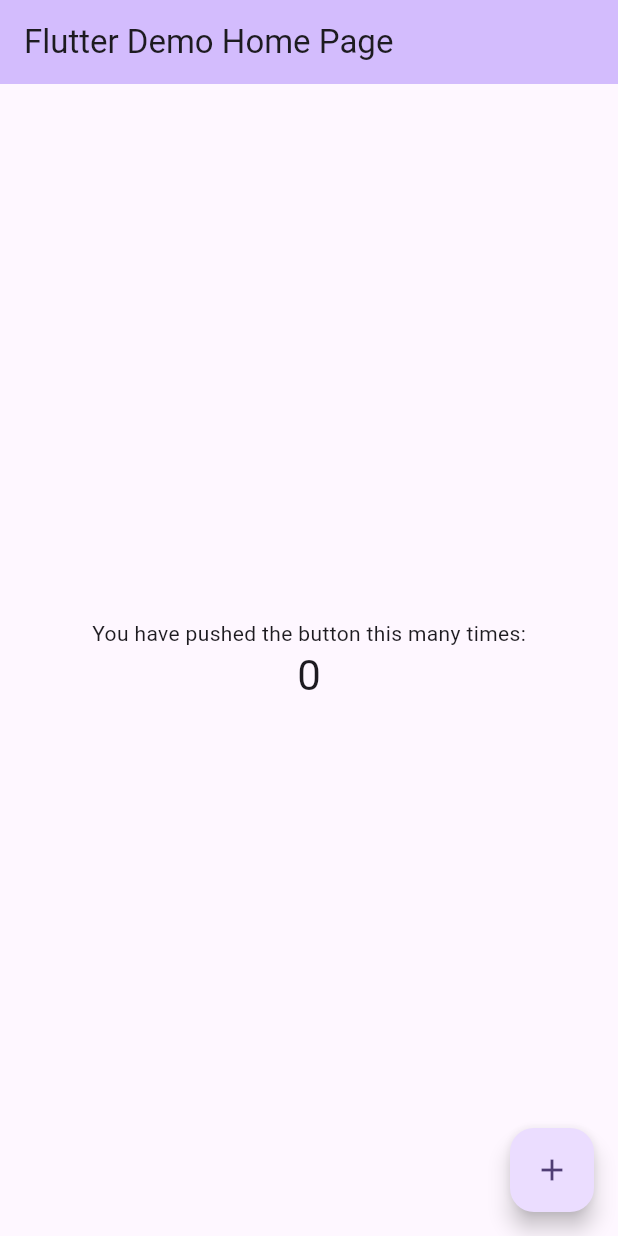
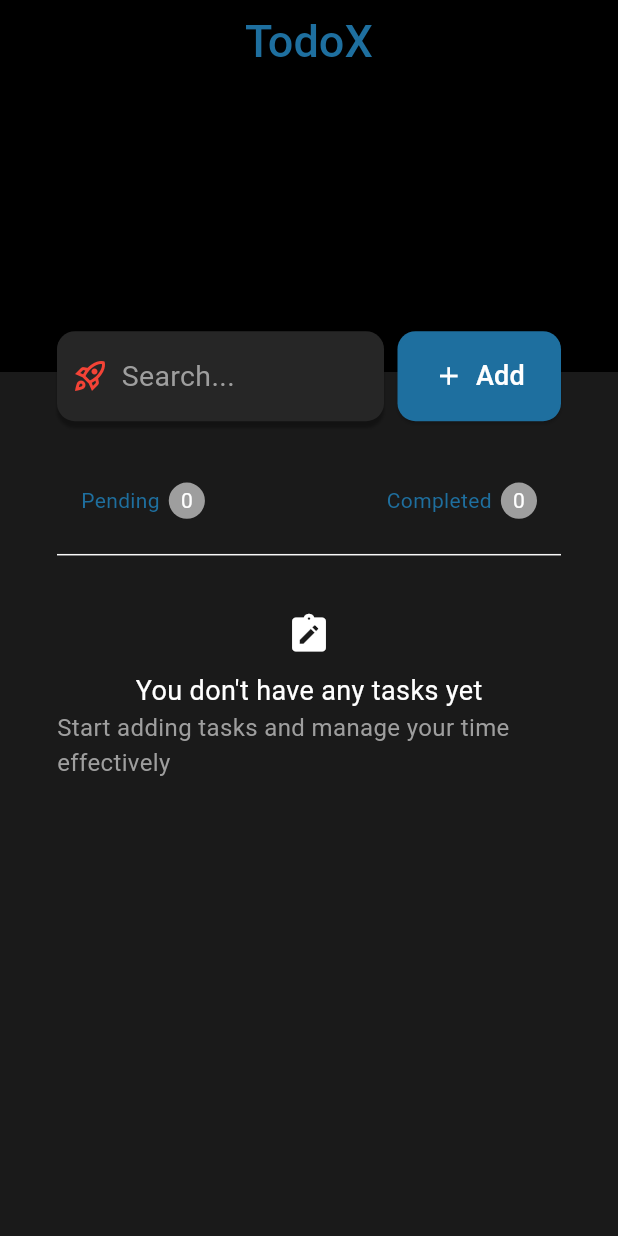
Before and after one commit to AparnaRajVR/Todox_app, a Flutter app: the screen it shows after launch, on a phone screen of 412 x 824 dp. Run offline on Flutter 3.47's test engine with Material 3 defaults, Android fonts, the phone set to English and light mode, and no system bars; our stand-ins replace cloud_firestore, firebase_core; missing offline and left inert: panara_dialogs; accounts and stored records are empty.

Commit message:
work on functionality

```diff
--- /dev/null
+++ b/lib/constants/const.dart
@@ -0,0 +1,9 @@
+ import 'package:flutter/material.dart';
+
+const primary= Color(0xff1E6F9F );
+
+const surface= Color(0xff1A1A1A );
+const onSurface=Color(0xffFFFFFF );
+const textcolor=Colors.grey;
+const background=Colors.black;
+const boxcolor= Color(0xff262626);
--- /dev/null
+++ b/lib/homepage_screen.dart
@@ -0,0 +1,92 @@
+import 'package:flutter/material.dart';
+import 'package:todo_app/constants/const.dart';
+import 'package:todo_app/services/firebase_service.dart';
+import 'package:todo_app/widgets/bottom_sheet.dart';
+import 'package:todo_app/widgets/search_bar.dart';
+import 'package:todo_app/widgets/statuscard.dart';
+import 'package:todo_app/widgets/stream_builder.dart';
+
+class HomepageScreen extends StatefulWidget {
+  const HomepageScreen({super.key});
+
+  @override
+  State<HomepageScreen> createState() => _HomepageScreenState();
+}
+
+class _HomepageScreenState extends State<HomepageScreen> {
+
+  @override
+  Widget build(BuildContext context) {
+    return Scaffold(
+      appBar: AppBar(backgroundColor: background,
+      title: Text("TodoX",style: TextStyle(color: primary,fontSize: 30,fontWeight: FontWeight.w500),),centerTitle: true,),
+      body: Stack(
+        children: [
+          Column(
+            children: [
+              Expanded(child: Container(color: background)),
+              Expanded(flex: 3, child: Container(color: Color(0xff1A1A1A))),
+            ],
+          ),
+          Positioned(
+            top: MediaQuery.of(context).size.height * 0.2,
+            left: 16,
+            right: 16,
+            bottom: 16,
+            child: Padding(
+              padding: const EdgeInsets.only(left: 22, right: 22),
+              child: Column(
+                children: [
+                  Row(
+                    children: [
+                      Expanded(flex: 2, child: searchbar()),
+                      SizedBox(width: 9),
+                      Expanded(
+                        child: ElevatedButton.icon(
+                          style: ElevatedButton.styleFrom(
+                            backgroundColor: primary,
+                            foregroundColor: onSurface,
+                            shape: RoundedRectangleBorder(
+                              borderRadius: BorderRadius.circular(12),
+                            ),
+                            padding: EdgeInsets.all(17),
+                          ),
+
+                          onPressed: () {
+                            bottomSheet(context);
+                          },
+
+                          label: Text(
+                            "Add",
+                            style: TextStyle(color: onSurface, fontSize: 18),
+                          ),
+                          icon: Icon(
+                            Icons.add,
+                            color: onSurface,
+                            size: 20,
+                            weight: 28.0,
+                          ),
+                        ),
+                      ),
+                    ],
+                  ),
+                  SizedBox(height: 25),
+                  Expanded(child: TaskStreamWidget()),
+
+
+                                  ],
+                                ),
+                              ),
+
+
+//
+                  ),
+                ],
+              ),
+            );
+
+
+
+
+  }
+}
--- a/lib/main.dart
+++ b/lib/main.dart
@@ -1,123 +1,26 @@
+import 'package:firebase_core/firebase_core.dart';
 import 'package:flutter/material.dart';
+import 'package:todo_app/firebase_options.dart';
+import 'package:todo_app/splash_screen.dart';
 
-void main() {
-  runApp(const MyApp());
+void main() async {
+  WidgetsFlutterBinding.ensureInitialized();
+  await Firebase.initializeApp(options: DefaultFirebaseOptions.currentPlatform);
+  runApp(const TodoApp());
 }
 
-class MyApp extends StatelessWidget {
-  const MyApp({super.key});
+class TodoApp extends StatelessWidget {
+  const TodoApp({super.key});
 
-  // This widget is the root of your application.
   @override
   Widget build(BuildContext context) {
     return MaterialApp(
-      title: 'Flutter Demo',
-      theme: ThemeData(
-        // This is the theme of your application.
-        //
-        // TRY THIS: Try running your application with "flutter run". You'll see
-        // the application has a purple toolbar. Then, without quitting the app,
-        // try changing the seedColor in the colorScheme below to Colors.green
-        // and then invoke "hot reload" (save your changes or press the "hot
-        // reload" button in a Flutter-supported IDE, or press "r" if you used
-        // the command line to start the app).
-        //
-        // Notice that the counter didn't reset back to zero; the application
-        // state is not lost during the reload. To reset the state, use hot
-        // restart instead.
-        //
-        // This works for code too, not just values: Most code changes can be
-        // tested with just a hot reload.
-        colorScheme: ColorScheme.fromSeed(seedColor: Colors.deepPurple),
-        useMaterial3: true,
-      ),
-      home: const MyHomePage(title: 'Flutter Demo Home Page'),
+      title: "Todox",
+      debugShowCheckedModeBanner: false,
+      darkTheme: ThemeData.dark(),
+
+      themeMode: ThemeMode.dark,
+      home: SplashScreen(),
     );
   }
 }
-
-class MyHomePage extends StatefulWidget {
-  const MyHomePage({super.key, required this.title});
-
-  // This widget is the home page of your application. It is stateful, meaning
-  // that it has a State object (defined below) that contains fields that affect
-  // how it looks.
-
-  // This class is the configuration for the state. It holds the values (in this
-  // case the title) provided by the parent (in this case the App widget) and
-  // used by the build method of the State. Fields in a Widget subclass are
-  // always marked "final".
-
-  final String title;
-
-  @override
-  State<MyHomePage> createState() => _MyHomePageState();
-}
-
-class _MyHomePageState extends State<MyHomePage> {
-  int _counter = 0;
-
-  void _incrementCounter() {
-    setState(() {
-      // This call to setState tells the Flutter framework that something has
-      // changed in this State, which causes it to rerun the build method below
-      // so that the display can reflect the updated values. If we changed
-      // _counter without calling setState(), then the build method would not be
-      // called again, and so nothing would appear to happen.
-      _counter++;
-    });
-  }
-
-  @override
-  Widget build(BuildContext context) {
-    // This method is rerun every time setState is called, for instance as done
-    // by the _incrementCounter method above.
-    //
-    // The Flutter framework has been optimized to make rerunning build methods
-    // fast, so that you can just rebuild anything that needs updating rather
-    // than having to individually change instances of widgets.
-    return Scaffold(
-      appBar: AppBar(
-        // TRY THIS: Try changing the color here to a specific color (to
-        // Colors.amber, perhaps?) and trigger a hot reload to see the AppBar
-        // change color while the other colors stay the same.
-        backgroundColor: Theme.of(context).colorScheme.inversePrimary,
-        // Here we take the value from the MyHomePage object that was created by
-        // the App.build method, and use it to set our appbar title.
-        title: Text(widget.title),
-      ),
-      body: Center(
-        // Center is a layout widget. It takes a single child and positions it
-        // in the middle of the parent.
-        child: Column(
-          // Column is also a layout widget. It takes a list of children and
-          // arranges them vertically. By default, it sizes itself to fit its
-          // children horizontally, and tries to be as tall as its parent.
-          //
-          // Column has various properties to control how it sizes itself and
-          // how it positions its children. Here we use mainAxisAlignment to
-          // center the children vertically; the main axis here is the vertical
-          // axis because Columns are vertical (the cross axis would be
-          // horizontal).
-          //
-          // TRY THIS: Invoke "debug painting" (choose the "Toggle Debug Paint"
-          // action in the IDE, or press "p" in the console), to see the
-          // wireframe for each widget.
-          mainAxisAlignment: MainAxisAlignment.center,
-          children: <Widget>[
-            const Text('You have pushed the button this many times:'),
-            Text(
-              '$_counter',
-              style: Theme.of(context).textTheme.headlineMedium,
-            ),
-          ],
-        ),
-      ),
-      floatingActionButton: FloatingActionButton(
-        onPressed: _incrementCounter,
-        tooltip: 'Increment',
-        child: const Icon(Icons.add),
-      ), // This trailing comma makes auto-formatting nicer for build methods.
-    );
-  }
-}
--- /dev/null
+++ b/lib/widgets/search_bar.dart
@@ -0,0 +1,42 @@
+import 'package:flutter/material.dart';
+import 'package:todo_app/constants/const.dart';
+
+class searchbar extends StatelessWidget {
+  const searchbar({
+    super.key,
+  });
+
+  @override
+  Widget build(BuildContext context) {
+    return Container(
+      height: 60,
+      decoration: BoxDecoration(
+        color:boxcolor,
+        borderRadius: BorderRadius.circular(12),
+        boxShadow: [
+          BoxShadow(
+            color: background.withOpacity(0.3),
+            blurRadius: 1,
+            offset: Offset(0, 4),
+          ),
+        ],
+      ),
+
+      child: Padding(
+        padding: const EdgeInsets.all(10.0),
+        child: Row(
+          mainAxisAlignment: MainAxisAlignment.start,
+
+          children: [
+            Icon(Icons.rocket_launch_outlined, color:Colors.red),
+            SizedBox(width: 9),
+            Text(
+              "Search...",
+              style: TextStyle(color: Colors.grey, fontSize: 19),
+            ),
+          ],
+        ),
+      ),
+    );
+  }
+}
--- /dev/null
+++ b/lib/widgets/statuscard.dart
@@ -0,0 +1,29 @@
+
+import 'package:flutter/material.dart';
+import 'package:todo_app/constants/const.dart';
+
+class StatusCard extends StatelessWidget {
+  final String label;
+  final int count;
+  const StatusCard({super.key, required this.label, required this.count});
+
+  @override
+  Widget build(BuildContext context) {
+    return Container(
+      padding: EdgeInsets.symmetric(horizontal: 16, vertical: 10),
+      decoration: BoxDecoration(),
+      child: Row(
+        mainAxisAlignment: MainAxisAlignment.start,
+        children: [
+          Text(label, style: TextStyle(color: primary)),
+          SizedBox(width: 6),
+          Container(
+            padding: EdgeInsets.all(8),
+            decoration: BoxDecoration(shape: BoxShape.circle, color: textcolor),
+            child: Text(count.toString(), style: TextStyle(color: onSurface)),
+          ),
+        ],
+      ),
+    );
+  }
+}
--- /dev/null
+++ b/lib/widgets/stream_builder.dart
@@ -0,0 +1,189 @@
+
+import 'package:cloud_firestore/cloud_firestore.dart';
+import 'package:flutter/material.dart';
+import 'package:panara_dialogs/panara_dialogs.dart';
+import 'package:todo_app/constants/const.dart';
+import 'package:todo_app/services/firebase_service.dart';
+import 'package:todo_app/widgets/bottom_sheet.dart';
+import 'package:todo_app/widgets/statuscard.dart';
+
+class TaskStreamWidget extends StatelessWidget {
+  const TaskStreamWidget({super.key});
+
+  @override
+  Widget build(BuildContext context) {
+    return StreamBuilder<QuerySnapshot>(
+      stream: FirebaseService.gettask(),
+      builder: (context, snapshot) {
+        // Handle loading and error states
+        if (!snapshot.hasData || snapshot.data == null) {
+          return SizedBox.shrink();
+        }
+
+        final tasks = snapshot.data!.docs;
+
+        // If no tasks exist, show empty state
+        if (tasks.isEmpty) {
+          return Column(
+            children: [
+              // Status cards with zero counts
+              Row(
+                mainAxisAlignment: MainAxisAlignment.spaceBetween,
+                children: [
+                  StatusCard(label: "Pending", count: 0),
+                  StatusCard(label: "Completed", count: 0),
+                ],
+              ),
+              Divider(color: textcolor[50]),
+              SizedBox(height: 30),
+              // Empty state message
+              Column(
+                children: [
+                  Icon(Icons.note_alt, size: 30, color: onSurface),
+                  SizedBox(height: 10),
+                  Text(
+                    "You don't have any tasks yet",
+                    style: TextStyle(color: onSurface, fontSize: 18),
+                  ),
+                  Text(
+                    "Start adding tasks and manage your time effectively",
+                    style: TextStyle(color: textcolor, fontSize: 16),
+                  ),
+                ],
+              ),
+            ],
+          );
+        }
+
+        // Calculate counts for status cards
+        int pendingCount = 0;
+        int completedCount = 0;
+
+        for (var task in tasks) {
+          final taskdata = task.data() as Map<String, dynamic>?;
+          if (taskdata != null) {
+            if (taskdata["status"] == 'pending') {
+              pendingCount++;
+            } else if (taskdata["status"] == 'completed') {
+              completedCount++;
+            }
+          }
+        }
+
+        return Column(
+          children: [
+            // Status Cards
+            Row(
+              mainAxisAlignment: MainAxisAlignment.spaceBetween,
+              children: [
+                StatusCard(label: "Pending", count: pendingCount),
+                StatusCard(label: "Completed", count: completedCount),
+              ],
+            ),
+
+            Divider(color: textcolor[50]),
+            SizedBox(height: 30),
+
+            // Task List
+            Expanded(
+              child: ListView.builder(
+                itemCount: tasks.length,
+                itemBuilder: (context, index) {
+                  final taskdoc = tasks[index];
+                  final taskdata = taskdoc.data() as Map<String, dynamic>?;
+                  final taskStatus = taskdata?['status'] ?? 'pending';
+                  bool ischecked = taskStatus == 'completed';
+
+                  return Card(
+                    margin: EdgeInsets.fromLTRB(8, 10, 10, 8),
+                    color: boxcolor,
+                    shape: RoundedRectangleBorder(
+                      borderRadius: BorderRadius.circular(12),
+                    ),
+                    child: ListTile(
+                      leading: Checkbox(
+                        value: ischecked,
+                        onChanged: (bool? value)async {
+                          if (value != null) {
+      try {
+        String newStatus = value ? 'completed' : 'pending';
+        await FirebaseService.updatetaskstatus(taskdoc.id, newStatus);
+      } catch (e) {
+        ScaffoldMessenger.of(context).showSnackBar(
+          SnackBar(
+            content: Text('Failed to update task'),
+            backgroundColor: Colors.red,
+          ),
+        );
+      }
+    }
+
+                        },
+                        activeColor: primary,
+                        shape: CircleBorder(),
+                      ),
+                      title: Text(
+                        taskdata?['name'] ?? 'Unnamed task',
+                        style: TextStyle(
+                          color: onSurface,
+                          fontSize: 18,
+                          decoration: ischecked? TextDecoration.lineThrough:TextDecoration.none
+                        ),
+                      ),
+                      trailing: Row(
+                        mainAxisSize: MainAxisSize.min,
+                        children: [
+                          IconButton(
+                            onPressed: () {
+                              bottomSheet(context,isEditing: true,
+                              taskid: taskdata?['taskid'],
+                              existingTask: taskdata?['name']);
+                            },
+                            icon: Icon(Icons.edit_outlined,size: 17, ),
+                          ),
+                          IconButton(
+                            onPressed: () {
+                              PanaraConfirmDialog.show(
+    context,
+    title: "Delete Task",
+    message: "Are you sure you want to delete '${taskdata?['name']}'",
+    confirmButtonText: "Delete",
+    cancelButtonText: "Cancel",
+    onTapCancel: () {
+        Navigator.pop(context);
+    },
+    onTapConfirm: ()async {
+        Navigator.pop(context);
+        try{
+          await FirebaseService.deletetask(taskdoc.id);
+          ScaffoldMessenger.of(context).showSnackBar(SnackBar(content: Text("Task deleted successfully"),backgroundColor: Colors.green,),
+          );
+        }
+        catch(e){
+          ScaffoldMessenger.of(context).showSnackBar(SnackBar(content: Text("failed to delete: $e"),
+          backgroundColor: Colors.red)
+          )
+          ;
+        }
+    },
+    imagePath: 'assets/images/delete_img.png',
+
+    panaraDialogType: PanaraDialogType.normal,
+    barrierDismissible: false,
+);
+                            },
+                            icon: Icon(Icons.delete_outlined, size:17),
+                          ),
+                        ],
+                      ),
+                    ),
+                  );
+                },
+              ),
+            ),
+          ],
+        );
+      },
+    );
+  }
+}
```
Also changed, not shown: lib/services/firebase_service.dart (added, +52 -0 lines), lib/splash_screen.dart (added, +34 -0 lines), lib/widgets/bottom_sheet.dart (added, +80 -0 lines), pubspec.yaml (+8 -18 lines), assets/images/delete_img.png (added), assets/images/todo_img.PNG (added), firebase.json (added), lib/firebase_options.dart (added), pubspec.lock, 9 other files.
